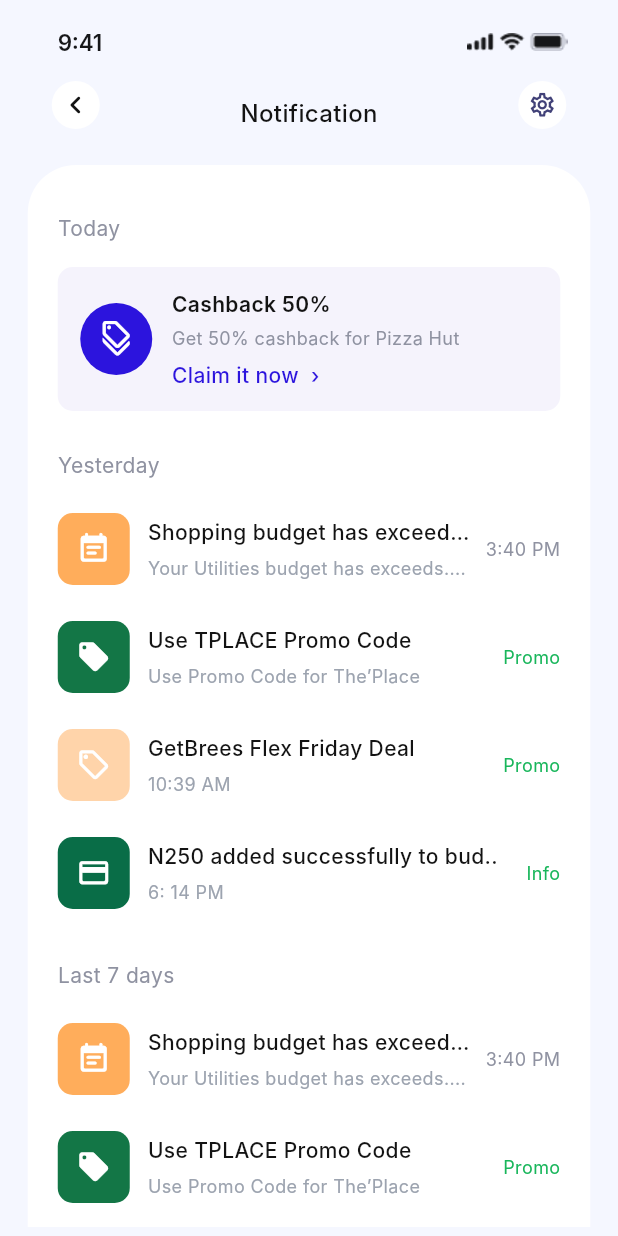
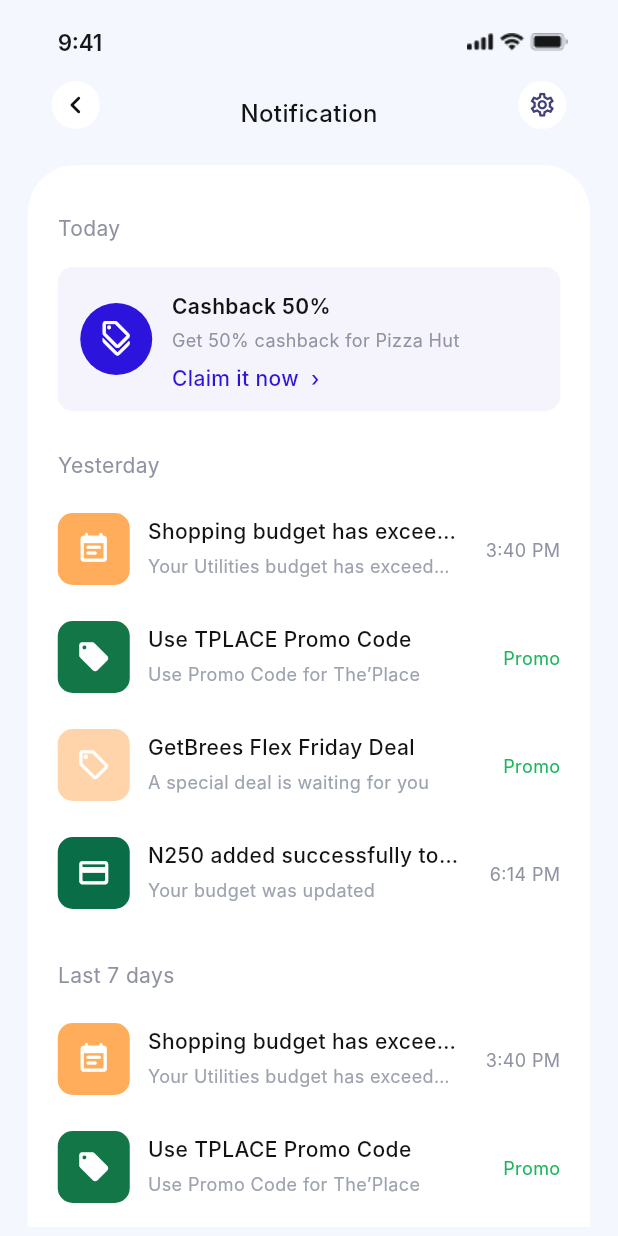
Before and after one commit to Husseinabozina/Brees-Mobile-App, a Flutter app: the NotificationScreen widget shown alone on an empty page, opened directly with empty values, on a phone screen of 412 x 824 dp. Run offline on Flutter 3.47's test engine with Material 3 defaults, Android fonts, the phone set to English and light mode, and no system bars; Roboto replaces fonts that are missing (Inter).

Commit message:
fix: make notification cards overflow-safe

```diff
--- a/lib/src/features/finance/presentation/pages/home_auxiliary_screens.dart
+++ b/lib/src/features/finance/presentation/pages/home_auxiliary_screens.dart
@@ -254,11 +254,11 @@ class NotificationScreen extends StatelessWidget {
 
   @override
   Widget build(BuildContext context) {
-    final yesterday = const [
+    const yesterday = [
       _NotificationItem('Shopping budget has exceeds..', 'Your Utilities budget has exceeds....', '3:40 PM', Color(0xFFFFAD5B), Icons.event_note_rounded),
       _NotificationItem('Use TPLACE Promo Code', 'Use Promo Code for The’Place', 'Promo', Color(0xFF137646), Icons.local_offer_rounded),
-      _NotificationItem('GetBrees Flex Friday Deal', '10:39 AM', 'Promo', Color(0xFFFFD4AA), Icons.local_offer_outlined),
-      _NotificationItem('N250 added successfully to bud..', '6: 14 PM', 'Info', Color(0xFF096D47), Icons.credit_card_rounded),
+      _NotificationItem('GetBrees Flex Friday Deal', 'A special deal is waiting for you', 'Promo', Color(0xFFFFD4AA), Icons.local_offer_outlined),
+      _NotificationItem('N250 added successfully to bud..', 'Your budget was updated', '6:14 PM', Color(0xFF096D47), Icons.credit_card_rounded),
     ];
 
     return DesignCanvas(
@@ -299,37 +299,7 @@ class NotificationScreen extends StatelessWidget {
                   children: [
                     const Text('Today', style: TextStyle(color: Color(0xFF8F92A1), fontSize: 14)),
                     const SizedBox(height: 16),
-                    Container(
-                      height: 96,
-                      padding: const EdgeInsets.all(15),
-                      decoration: BoxDecoration(
-                        color: const Color(0xFFF5F3FC),
-                        borderRadius: BorderRadius.circular(10),
-                      ),
-                      child: const Row(
-                        children: [
-                          CircleAvatar(
-                            radius: 24,
-                            backgroundColor: BreesColors.primary,
-                            child: Icon(Icons.discount_outlined, color: Colors.white),
-                          ),
-                          SizedBox(width: 13),
-                          Expanded(
-                            child: Column(
-                              crossAxisAlignment: CrossAxisAlignment.start,
-                              mainAxisAlignment: MainAxisAlignment.center,
-                              children: [
-                                Text('Cashback 50%', style: TextStyle(fontSize: 14, fontWeight: FontWeight.w600)),
-                                SizedBox(height: 4),
-                                Text('Get 50% cashback for Pizza Hut', style: TextStyle(color: Color(0xFF8F92A1), fontSize: 12)),
-                                SizedBox(height: 6),
-                                Text('Claim it now  ›', style: TextStyle(color: BreesColors.primary, fontSize: 14, fontWeight: FontWeight.w500)),
-                              ],
-                            ),
-                          ),
-                        ],
-                      ),
-                    ),
+                    const _CashbackCard(),
                     const SizedBox(height: 26),
                     const Text('Yesterday', style: TextStyle(color: Color(0xFF8F92A1), fontSize: 14)),
                     const SizedBox(height: 10),
@@ -344,6 +314,37 @@ class NotificationScreen extends StatelessWidget {
             ),
           ],
         ),
+      ),
+    );
+  }
+}
+
+class _CashbackCard extends StatelessWidget {
+  const _CashbackCard();
+
+  @override
+  Widget build(BuildContext context) {
+    return Container(
+      height: 96,
+      decoration: BoxDecoration(
+        color: const Color(0xFFF5F3FC),
+        borderRadius: BorderRadius.circular(10),
+      ),
+      child: const Stack(
+        children: [
+          Positioned(
+            left: 15,
+            top: 24,
+            child: CircleAvatar(
+              radius: 24,
+              backgroundColor: BreesColors.primary,
+              child: Icon(Icons.discount_outlined, color: Colors.white),
+            ),
+          ),
+          Positioned(left: 76, top: 17, right: 12, child: Text('Cashback 50%', maxLines: 1, style: TextStyle(fontSize: 14, height: 18 / 14, fontWeight: FontWeight.w600))),
+          Positioned(left: 76, top: 41, right: 12, child: Text('Get 50% cashback for Pizza Hut', maxLines: 1, overflow: TextOverflow.ellipsis, style: TextStyle(color: Color(0xFF8F92A1), fontSize: 12, height: 16 / 12))),
+          Positioned(left: 76, top: 65, child: Text('Claim it now  ›', style: TextStyle(color: BreesColors.primary, fontSize: 14, height: 18 / 14, fontWeight: FontWeight.w500))),
+        ],
       ),
     );
   }
@@ -366,28 +367,52 @@ class _NotificationRow extends StatelessWidget {
   Widget build(BuildContext context) {
     return SizedBox(
       height: 72,
-      child: Row(
+      child: Stack(
         children: [
-          Container(
+          Positioned(
+            left: 0,
+            top: 12,
             width: 48,
             height: 48,
-            decoration: BoxDecoration(color: item.color, borderRadius: BorderRadius.circular(10)),
-            child: Icon(item.icon, color: Colors.white, size: 23),
-          ),
-          const SizedBox(width: 12),
-          Expanded(
-            child: Column(
-              mainAxisAlignment: MainAxisAlignment.center,
-              crossAxisAlignment: CrossAxisAlignment.start,
-              children: [
-                Text(item.title, maxLines: 1, overflow: TextOverflow.ellipsis, style: const TextStyle(fontSize: 14, fontWeight: FontWeight.w500)),
-                const SizedBox(height: 5),
-                Text(item.subtitle, maxLines: 1, overflow: TextOverflow.ellipsis, style: const TextStyle(color: Color(0xFF9CA3AF), fontSize: 12)),
-              ],
+            child: Container(
+              decoration: BoxDecoration(color: item.color, borderRadius: BorderRadius.circular(10)),
+              child: Icon(item.icon, color: Colors.white, size: 23),
             ),
           ),
-          const SizedBox(width: 8),
-          Text(item.trailing, style: TextStyle(color: item.trailing.contains(':') ? const Color(0xFF8F92A1) : const Color(0xFF19B65B), fontSize: 12)),
+          Positioned(
+            left: 60,
+            right: 68,
+            top: 15,
+            child: Text(
+              item.title,
+              maxLines: 1,
+              overflow: TextOverflow.ellipsis,
+              style: const TextStyle(fontSize: 14, height: 18 / 14, fontWeight: FontWeight.w500),
+            ),
+          ),
+          Positioned(
+            left: 60,
+            right: 68,
+            top: 40,
+            child: Text(
+              item.subtitle,
+              maxLines: 1,
+              overflow: TextOverflow.ellipsis,
+              style: const TextStyle(color: Color(0xFF9CA3AF), fontSize: 12, height: 16 / 12),
+            ),
+          ),
+          Positioned(
+            right: 0,
+            top: 29,
+            child: Text(
+              item.trailing,
+              style: TextStyle(
+                color: item.trailing.contains(':') ? const Color(0xFF8F92A1) : const Color(0xFF19B65B),
+                fontSize: 12,
+                height: 16 / 12,
+              ),
+            ),
+          ),
         ],
       ),
     );
```
